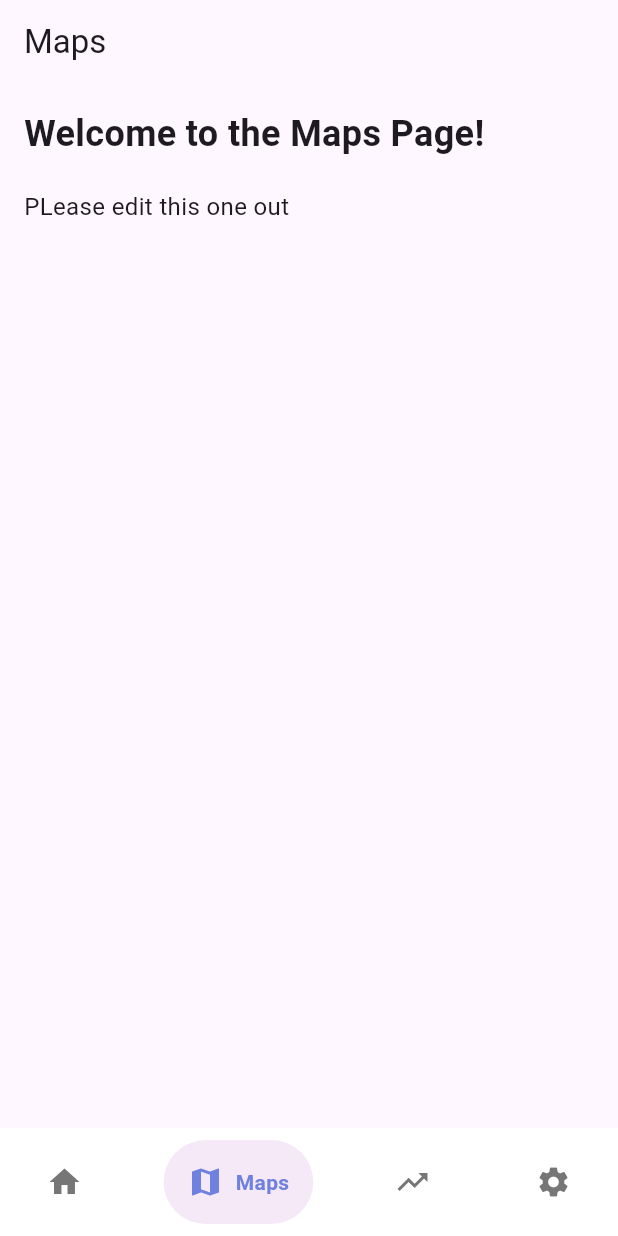
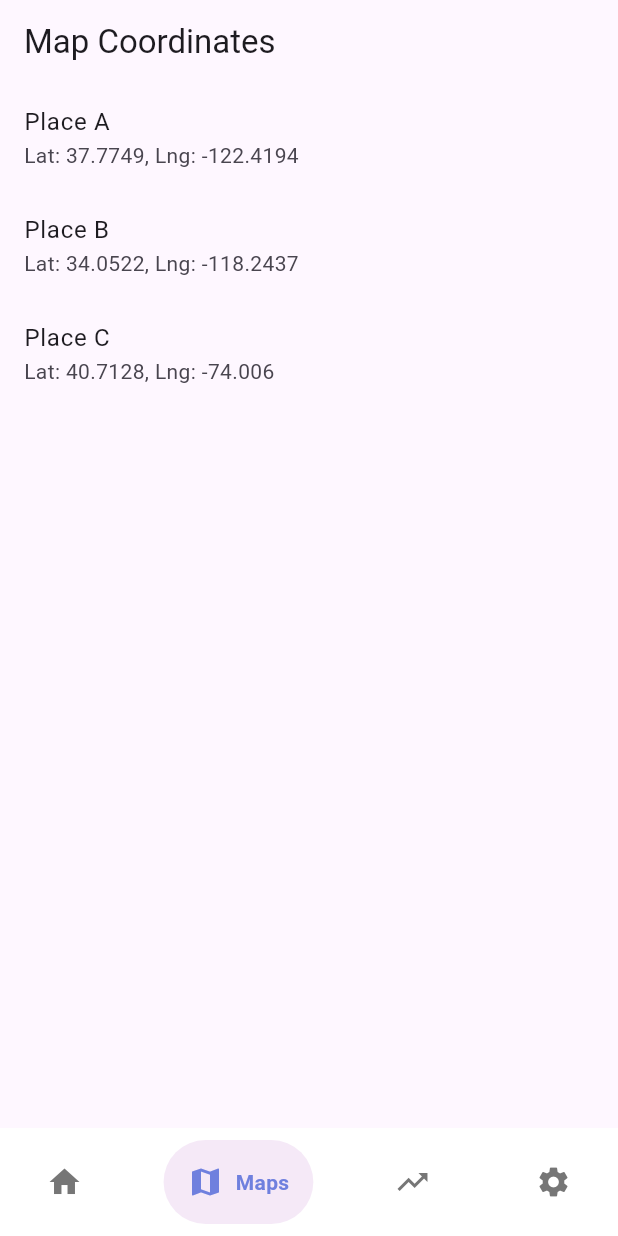
Before and after one commit to Kenneth-mijares/Uplift, a Flutter app: the screen it shows once a user with an empty profile is signed in, item 2 of the bottom bar chosen, on a phone screen of 412 x 824 dp. Run offline on Flutter 3.47's test engine with Material 3 defaults, Android fonts, the phone set to English and light mode, and no system bars; drawn by our look-alikes of google_nav_bar; our stand-ins replace firebase_auth, firebase_core, geolocator, google_fonts, youtube_player_flutter; missing offline and left inert: map_launcher; accounts and stored records are empty; statements that could not run were skipped.

Commit message:
maps can now be accesse

```diff
--- a/lib/pages/maps page/maps_page.dart
+++ b/lib/pages/maps page/maps_page.dart
@@ -1,36 +1,152 @@
 import 'package:flutter/material.dart';
+import 'package:geolocator/geolocator.dart';
+import 'package:map_launcher/map_launcher.dart';
+import 'dart:math';
 
-class MapsPage extends StatelessWidget {
+class MapsPage extends StatefulWidget {
   const MapsPage({super.key});
+
+  @override
+  State<MapsPage> createState() => _MapsPageState();
+}
+
+class _MapsPageState extends State<MapsPage> {
+  List<Map<String, dynamic>> coordinates = [
+    {'name': 'Place A', 'lat': 37.7749, 'lng': -122.4194},
+    {'name': 'Place B', 'lat': 34.0522, 'lng': -118.2437},
+    {'name': 'Place C', 'lat': 40.7128, 'lng': -74.0060},
+  ];
+
+  Position? _userLocation;
+  Map<String, dynamic>? _nearestCoordinate;
+
+  @override
+  void initState() {
+    super.initState();
+    _getUserLocation();
+  }
+
+Future<void> _getUserLocation() async {
+  bool serviceEnabled;
+  LocationPermission permission;
+
+  // Check if location services are enabled
+  serviceEnabled = await Geolocator.isLocationServiceEnabled();
+  if (!serviceEnabled) {
+    return;
+  }
+
+  // Check permission status
+  permission = await Geolocator.checkPermission();
+  if (permission == LocationPermission.denied || permission == LocationPermission.deniedForever) {
+    permission = await Geolocator.requestPermission();
+    if (permission != LocationPermission.whileInUse && permission != LocationPermission.always) {
+      return;
+    }
+  }
+
+  // Use LocationSettings instead of deprecated 'desiredAccuracy'
+  LocationSettings locationSettings = const LocationSettings(
+    accuracy: LocationAccuracy.high, // Specify accuracy
+    distanceFilter: 100, // Update location only if user moves by 100 meters
+  );
+
+  // Get current user location
+  Position position = await Geolocator.getCurrentPosition(
+    locationSettings: locationSettings,
+  );
+
+  setState(() {
+    _userLocation = position;
+    _nearestCoordinate = _findNearestCoordinate();
+  });
+}
+
+
+  Map<String, dynamic>? _findNearestCoordinate() {
+    if (_userLocation == null) return null;
+
+    double minDistance = double.infinity;
+    Map<String, dynamic>? nearestCoord;
+
+    for (var coord in coordinates) {
+      double distance = _calculateDistance(
+        _userLocation!.latitude,
+        _userLocation!.longitude,
+        coord['lat'],
+        coord['lng'],
+      );
+
+      if (distance < minDistance) {
+        minDistance = distance;
+        nearestCoord = coord;
+      }
+    }
+
+    return nearestCoord;
+  }
+
+  // Haversine formula to calculate distance between two lat/lng points
+  double _calculateDistance(double lat1, double lon1, double lat2, double lon2) {
+    const p = 0.017453292519943295; // Pi / 180
+    const r = 6371; // Earth radius in kilometers
+    final a = 0.5 - cos((lat2 - lat1) * p) / 2 +
+        cos(lat1 * p) * cos(lat2 * p) * (1 - cos((lon2 - lon1) * p)) / 2;
+    return r * 2 * asin(sqrt(a));
+  }
+
+  void _openMap(Map<String, dynamic> coordinate) async {
+  final isAvailable = await MapLauncher.isMapAvailable(MapType.google);
+
+  // Check if the value is not null and is true
+  if (isAvailable != null && isAvailable) {
+    await MapLauncher.showMarker(
+      mapType: MapType.google,
+      coords: Coords(coordinate['lat'], coordinate['lng']),
+      title: coordinate['name'],
+    );
+  } else {
+    print("No map application available.");
+  }
+}
+
 
   @override
   Widget build(BuildContext context) {
     return Scaffold(
-      appBar: AppBar(
-        title: const Text('Maps'),
-      ),
-      body: const Padding(
-        padding: EdgeInsets.all(16.0),
-        child: Column(
-          crossAxisAlignment: CrossAxisAlignment.start,
-          children: [
-            Text(
-              'Welcome to the Maps Page!',
-              style: TextStyle(
-                fontSize: 24,
-                fontWeight: FontWeight.bold,
+      appBar: AppBar(title: const Text('Map Coordinates')),
+      body: Column(
+        children: [
+          Expanded(
+            child: ListView.builder(
+              itemCount: coordinates.length,
+              itemBuilder: (context, index) {
+                var coord = coordinates[index];
+                return ListTile(
+                  title: Text(coord['name']),
+                  subtitle: Text('Lat: ${coord['lat']}, Lng: ${coord['lng']}'),
+                  onTap: () => _openMap(coord),
+                );
+              },
+            ),
+          ),
+          if (_userLocation != null && _nearestCoordinate != null)
+            Padding(
+              padding: const EdgeInsets.all(16.0),
+              child: Column(
+                children: [
+                  Text('Your Location: (${_userLocation!.latitude}, ${_userLocation!.longitude})'),
+                  const SizedBox(height: 10),
+                  Text('Nearest Coordinate: ${_nearestCoordinate!['name']}'),
+                  ElevatedButton(
+                    onPressed: () => _openMap(_nearestCoordinate!),
+                    child: const Text('Open Nearest Location in Maps'),
+                  ),
+                ],
               ),
             ),
-            SizedBox(height: 20),
-            Text(
-              'PLease edit this one out',
-              style: TextStyle(fontSize: 16),
-            ),
-            SizedBox(height: 20),
-          ],
-        ),
+        ],
       ),
-
     );
   }
 }
--- a/pubspec.yaml
+++ b/pubspec.yaml
@@ -42,6 +42,10 @@ dependencies:
   google_nav_bar: ^5.0.6
   ionicons: ^0.2.2
   youtube_player_flutter: ^9.1.1
+  google_maps_flutter: ^2.9.0
+  geolocator: ^13.0.1
+  map_launcher: ^3.5.0
+  location: ^7.0.1
 
 dev_dependencies:
   flutter_test:
```
Also changed, not shown: pubspec.lock, 5 other files.
